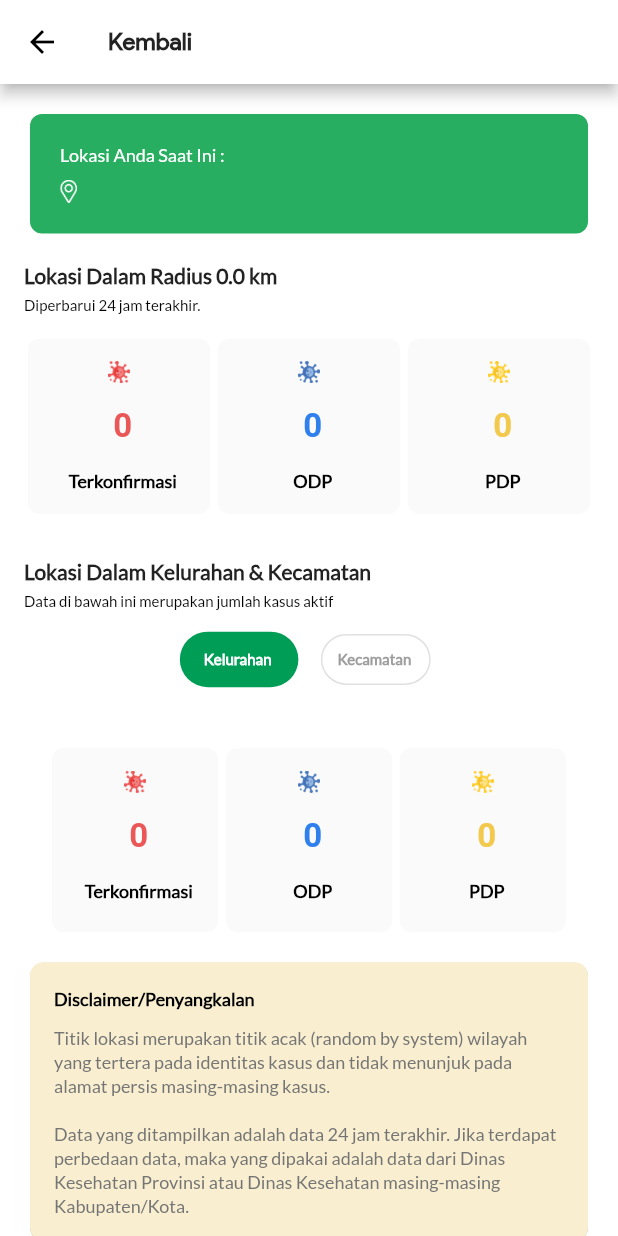
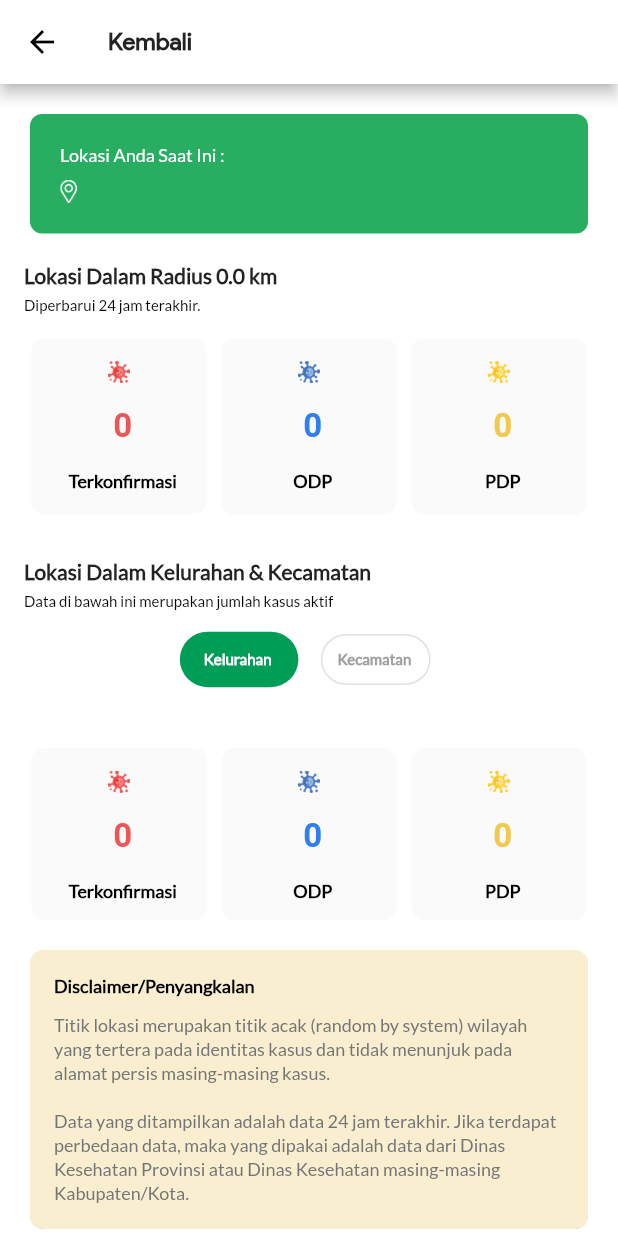
Before and after one commit to jabardigitalservice/pikobar-flutter, a Flutter app: the CheckDistributionDetail screen opened directly with empty values, on a phone screen of 412 x 824 dp. Run offline on Flutter 3.47's test engine with Material 2 defaults, Android fonts, the phone set to English and light mode, and no system bars; our stand-ins replace bloc, bubble_tab_indicator, cached_network_image, carousel_slider, chips_choice, cloud_firestore and 30 more; missing offline and left inert: app_settings, bottom_navigation_badge, esys_flutter_share, firebase_in_app_messaging, flutter_cupertino_date_picker, flutter_downloader and 6 more; accounts and stored records are empty.

Commit message:
improve ui

```diff
--- a/lib/screens/checkDistribution/CheckDistributionDetailScreen.dart
+++ b/lib/screens/checkDistribution/CheckDistributionDetailScreen.dart
@@ -210,7 +210,7 @@ class _CheckDistributionDetailState extends State<CheckDistributionDetail> {
                           ),
                           Container(
                             padding: EdgeInsets.only(top: 10),
-                            height: MediaQuery.of(context).size.height * 0.20,
+                            height: MediaQuery.of(context).size.height * 0.19,
                             child: TabBarView(
                               physics: NeverScrollableScrollPhysics(),
                               children: <Widget>[
--- a/lib/screens/checkDistribution/components/CheckDistributionCardFilter.dart
+++ b/lib/screens/checkDistribution/components/CheckDistributionCardFilter.dart
@@ -23,7 +23,7 @@ class CheckDistributionCardFilter extends StatelessWidget {
   @override
   Widget build(BuildContext context) {
     return Container(
-      padding: EdgeInsets.all(Dimens.padding),
+      padding: EdgeInsets.symmetric(vertical:Dimens.padding),
       child: Row(
         mainAxisAlignment: MainAxisAlignment.spaceBetween,
         children: <Widget>[
@@ -75,7 +75,7 @@ class CheckDistributionCardFilter extends StatelessWidget {
       child: Container(
         width: (MediaQuery.of(context).size.width / 3),
         padding: EdgeInsets.only(left: 8.0, right: 8.0, top: 15, bottom: 15),
-        margin: EdgeInsets.symmetric(horizontal: 2.5),
+        margin: EdgeInsets.symmetric(horizontal: 5),
         decoration: BoxDecoration(
             color: Color(0xffFAFAFA), borderRadius: BorderRadius.circular(8.0)),
         child: Column(
--- a/lib/screens/checkDistribution/components/CheckDistributionCardRadius.dart
+++ b/lib/screens/checkDistribution/components/CheckDistributionCardRadius.dart
@@ -70,7 +70,7 @@ class CheckDistributionCardRadius extends StatelessWidget {
       child: Container(
         width: (MediaQuery.of(context).size.width / 3),
         padding: EdgeInsets.only(left: 8.0, right: 8.0, top: 15, bottom: 15),
-        margin: EdgeInsets.symmetric(horizontal: 2.5),
+        margin: EdgeInsets.symmetric(horizontal: 5),
         decoration: BoxDecoration(
             color: Color(0xffFAFAFA), borderRadius: BorderRadius.circular(8.0)),
         child: Column(crossAxisAlignment: CrossAxisAlignment.center,
```
